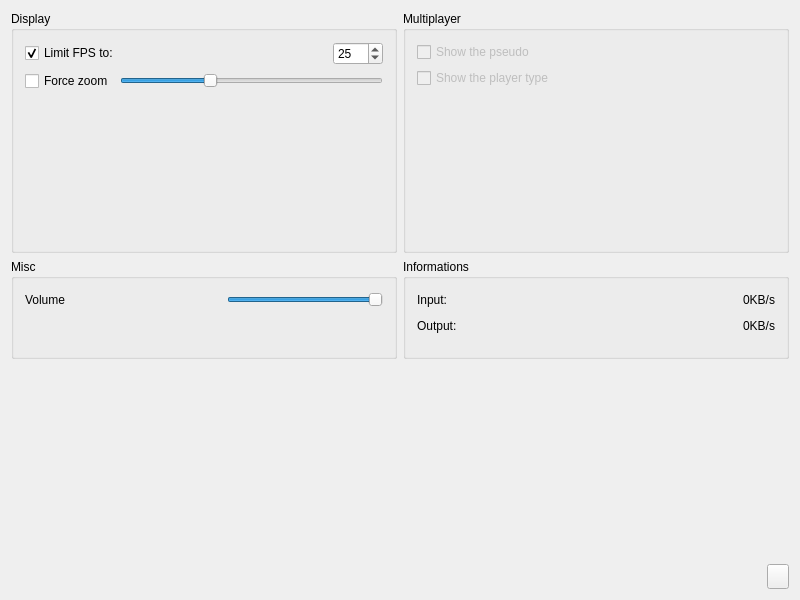
Above: client/base/interface/BaseWindow.ui from alphaonex86/CatchChallenger before the change. Below: the same form after it.
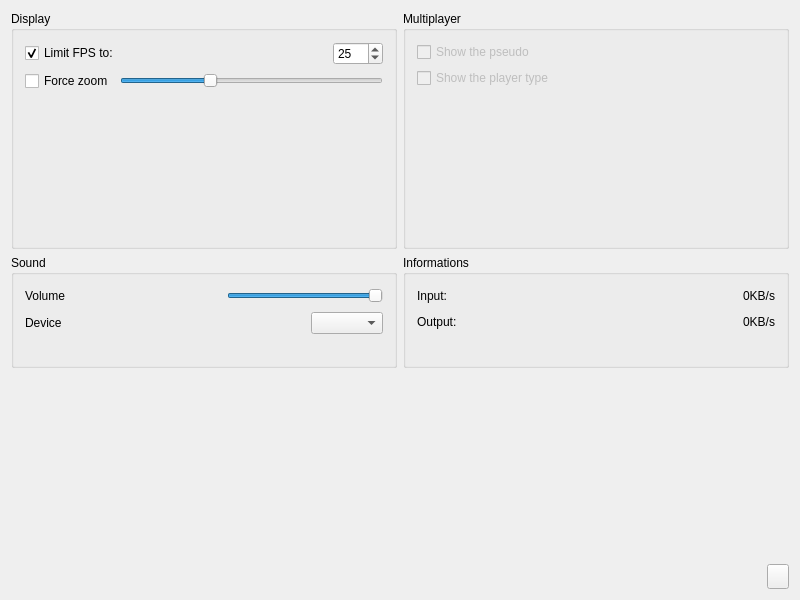
That is the form after the change. The open tabs and pages were chosen to show the change. Icons and pictures are not drawn.

Commit message: [Change] Integration of sound work from https://github.com/jlaine/wilink (client)

Patch:
```diff
--- a/client/base/interface/BaseWindow.ui
+++ b/client/base/interface/BaseWindow.ui
@@ -2237,7 +2237,7 @@
               <string notr="true">background-image: url(:/images/light-white.png);</string>
              </property>
              <property name="title">
-              <string>Misc</string>
+              <string>Sound</string>
              </property>
              <layout class="QVBoxLayout" name="verticalLayout_11">
               <item>
@@ -2280,6 +2280,33 @@
                 </item>
                </layout>
               </item>
+              <item>
+               <layout class="QHBoxLayout" name="horizontalLayout_59">
+                <item>
+                 <widget class="QLabel" name="label_20">
+                  <property name="text">
+                   <string>Device</string>
+                  </property>
+                 </widget>
+                </item>
+                <item>
+                 <spacer name="horizontalSpacer_56">
+                  <property name="orientation">
+                   <enum>Qt::Horizontal</enum>
+                  </property>
+                  <property name="sizeHint" stdset="0">
+                   <size>
+                    <width>40</width>
+                    <height>20</height>
+                   </size>
+                  </property>
+                 </spacer>
+                </item>
+                <item>
+                 <widget class="QComboBox" name="audiodevice"/>
+                </item>
+               </layout>
+              </item>
               <item>
                <spacer name="verticalSpacer_13">
                 <property name="orientation">
```
Left out of the diff: 2 changed lines with no effect on the pictures. The commit also changes 22 other files.
